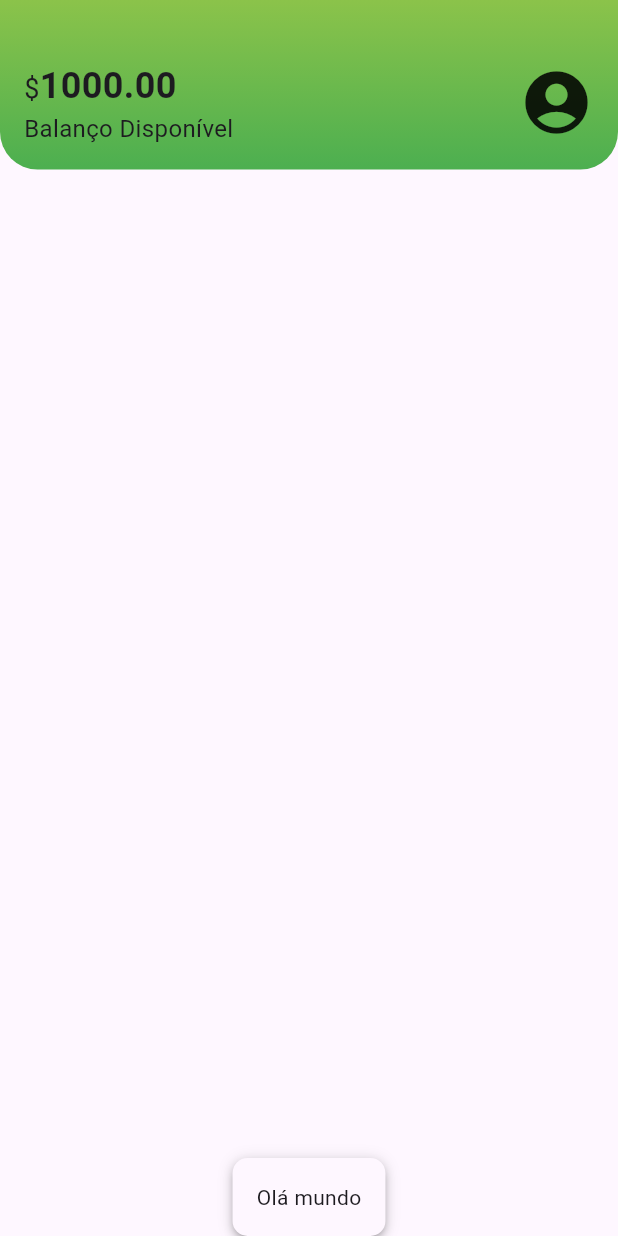
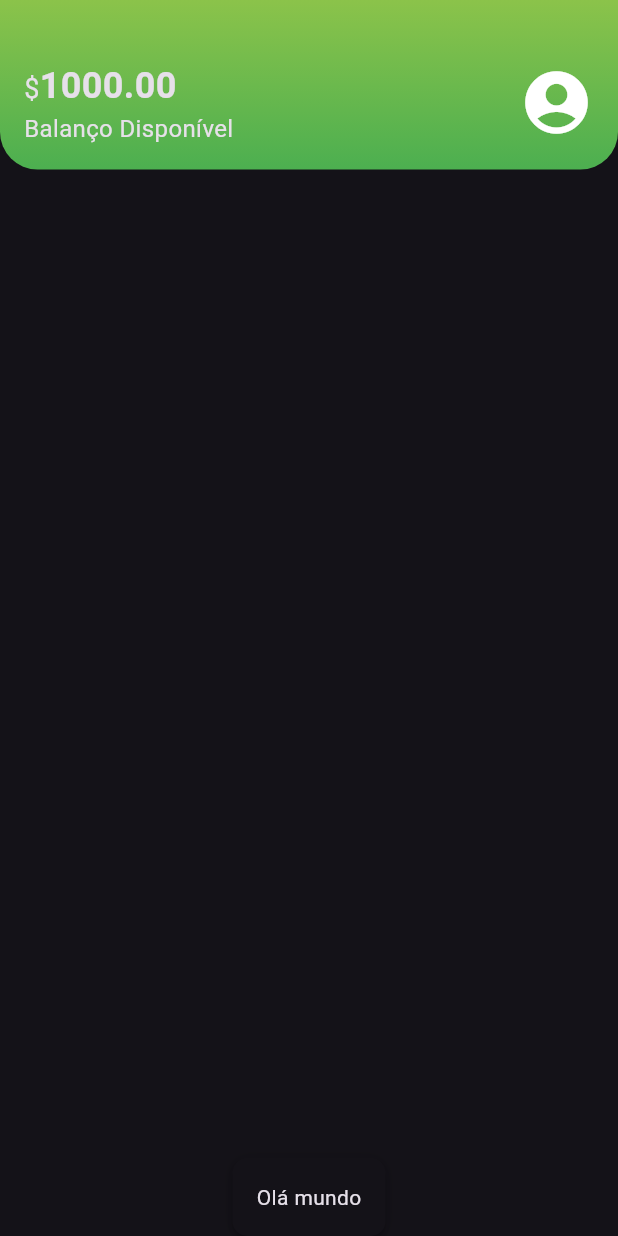
Before and after one commit to naiaraamorim/APP-Challenge, a Flutter app: the screen it shows after launch, on a phone screen of 412 x 824 dp. Run offline on Flutter 3.47's test engine with Material 3 defaults, Android fonts, the phone set to English and light mode, and no system bars.

Commit message:
build: arquivos de temas para separar os estilos

```diff
--- a/lib/components/sections/header.dart
+++ b/lib/components/sections/header.dart
@@ -1,4 +1,5 @@
 import 'package:flutter/material.dart';
+import 'package:mobflix/themes/theme_colors.dart';
 
 class Header extends StatefulWidget {
   const Header({super.key});
@@ -15,14 +16,7 @@ class _HeaderState extends State<Header> {
         gradient: LinearGradient(
             begin: Alignment.topCenter,
             end: Alignment.bottomCenter,
-            colors: <Color>[
-              Colors.lightGreen,
-              Colors.green,
-
-              // Color.fromRGBO(103, 99, 234, 1),
-              // Color.fromRGBO(155, 105, 254, 1),
-              // Color.fromRGBO(195, 107, 255, 1),
-            ]),
+            colors: ThemeColors.headerGradient),
         //color: Color.fromARGB(255, 77, 141, 69),
         borderRadius: BorderRadius.vertical(bottom: Radius.circular(25)),
       ),
--- a/lib/main.dart
+++ b/lib/main.dart
@@ -1,5 +1,6 @@
 import 'package:flutter/material.dart';
 import 'package:mobflix/screens/home.dart';
+import 'package:mobflix/themes/my_themes.dart';
 
 void main() {
   runApp(const Mobank());
@@ -12,7 +13,7 @@ class Mobank extends StatelessWidget {
   Widget build(BuildContext context) {
     return MaterialApp(
       title: 'Mobank',
-      theme: ThemeData.light(),
+      theme: MyTheme,
       home: Home(),
     );
   }
--- /dev/null
+++ b/lib/themes/my_themes.dart
@@ -0,0 +1,8 @@
+import 'package:flutter/material.dart';
+import 'package:mobflix/themes/theme_colors.dart';
+
+ThemeData MyTheme = ThemeData(
+  primarySwatch: ThemeColors.primaryColor,
+  primaryColor: ThemeColors.primaryColor,
+  brightness: Brightness.dark,
+);
--- /dev/null
+++ b/lib/themes/theme_colors.dart
@@ -0,0 +1,13 @@
+import 'package:flutter/material.dart';
+
+class ThemeColors {
+  static const MaterialColor primaryColor = Colors.purple;
+  static const List<Color> headerGradient = [
+    Colors.lightGreen,
+    Colors.green,
+
+    // Color.fromRGBO(103, 99, 234, 1),
+    // Color.fromRGBO(155, 105, 254, 1),
+    // Color.fromRGBO(195, 107, 255, 1),
+  ];
+}
```
